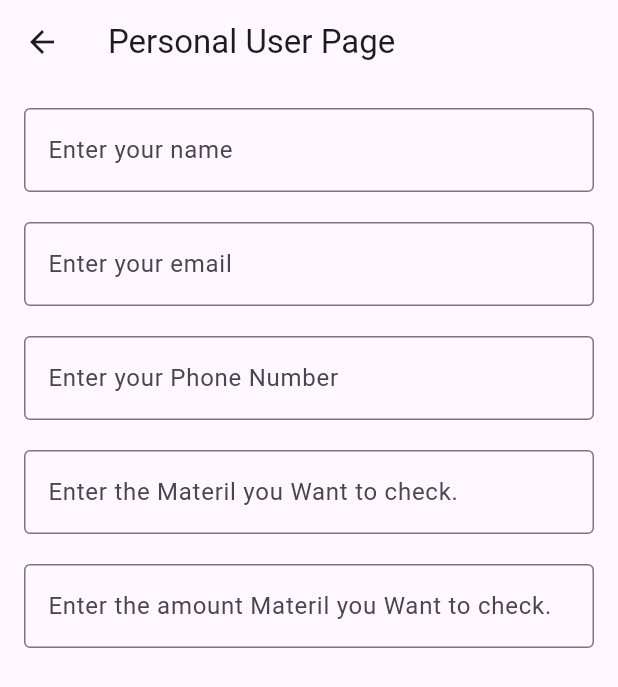
After one commit to AyaAli72/Open_Project_App1, a Flutter app: the MyHomePage screen opened directly, after a tap on "Personal User", on a phone screen of 412 x 824 dp. The commit adds this screen. Shown: the top 687 px of the screen. Run offline on Flutter 3.47's test engine with Material 3 defaults, Android fonts, the phone set to English and light mode, and no system bars.

Commit message:
uploading new apps

```diff
--- /dev/null
+++ b/0_Waste_Hub/test1/lib/main.dart
@@ -0,0 +1,99 @@
+import 'package:flutter/material.dart';
+import "personal_user.dart";
+import 'Company.dart';
+
+void main() {
+  runApp(const MyApp());
+}
+
+class MyApp extends StatelessWidget {
+  const MyApp({super.key});
+  @override
+  Widget build(BuildContext context) {
+    return MaterialApp(
+      title: 'Flutter App!!',
+      theme: ThemeData(
+        colorSchemeSeed: Colors.indigo,
+        useMaterial3: true,
+        brightness: Brightness.light,
+      ),
+      darkTheme: ThemeData(
+        colorSchemeSeed: Colors.blue,
+        useMaterial3: true,
+        brightness: Brightness.dark,
+      ),
+      home: const MyHomePage(title: 'Flutter Example App'),
+      debugShowCheckedModeBanner: false,
+    );
+  }
+}
+
+class MyHomePage extends StatefulWidget {
+  const MyHomePage({super.key, required this.title});
+
+  final String title;
+
+  @override
+  State<MyHomePage> createState() => _MyHomePageState();
+}
+
+class _MyHomePageState extends State<MyHomePage> {
+  @override
+  Widget build(BuildContext context) {
+    return Scaffold(
+        appBar: AppBar(
+          centerTitle: true,
+          title: Text(
+            "0 Waste Hup",
+            style: TextStyle(
+                color: Color.fromARGB(255, 16, 155, 21),
+                fontSize: 30,
+                fontWeight: FontWeight.bold),
+          ),
+          backgroundColor: const Color.fromARGB(204, 253, 253, 253),
+        ),
+        body: Center(
+          child: Column(
+            mainAxisAlignment: MainAxisAlignment.spaceAround,
+            children: [
+              ElevatedButton(
+                  onPressed: () {
+                    Navigator.push(
+                      context,
+                      MaterialPageRoute(
+                          builder: (context) => PersonalUserPage()),
+                    );
+                  },
+                  child: Text('Personal User',
+                      style: TextStyle(
+                          color: Colors.white,
+                          fontSize: 20,
+                          fontWeight: FontWeight.bold)),
+                  style: ElevatedButton.styleFrom(
+                      backgroundColor: Colors.green,
+                      shape: RoundedRectangleBorder(
+                          borderRadius: BorderRadius.circular(12)))),
+              ElevatedButton(
+                onPressed: () {
+                  Navigator.push(
+                    context,
+                    MaterialPageRoute(builder: (context) => CompanyPage()),
+                  );
+                },
+                child: Text(
+                  'Company',
+                  style: TextStyle(
+                      color: Colors.white,
+                      fontSize: 20,
+                      fontWeight: FontWeight.bold),
+                ),
+                style: ElevatedButton.styleFrom(
+                    backgroundColor: Colors.green,
+                    shape: RoundedRectangleBorder(
+                        borderRadius: BorderRadius.circular(12))),
+              ),
+            ],
+          ),
+        ));
+  }
+}
--- /dev/null
+++ b/0_Waste_Hub/test1/lib/personal_user.dart
@@ -0,0 +1,84 @@
+import 'package:flutter/material.dart';
+
+class PersonalUserPage extends StatefulWidget {
+  @override
+  _PersonalUserPageState createState() => _PersonalUserPageState();
+}
+
+class _PersonalUserPageState extends State<PersonalUserPage> {
+  final TextEditingController _personalUserNameController =
+      TextEditingController();
+  final TextEditingController _personalUserPhoneController =
+      TextEditingController();
+  final TextEditingController _personalUseremailController =
+      TextEditingController();
+  final TextEditingController _personalUserMaterialController =
+      TextEditingController();
+  final TextEditingController _personalUserMaterialAmountController =
+      TextEditingController();
+
+  @override
+  void dispose() {
+    _personalUserNameController.dispose();
+    _personalUserPhoneController.dispose();
+    _personalUseremailController.dispose();
+    _personalUserMaterialController.dispose();
+    _personalUserMaterialAmountController.dispose();
+    super.dispose(); // Don't forget this!
+  }
+
+  @override
+  Widget build(BuildContext context) {
+    return Scaffold(
+      appBar: AppBar(title: Text("Personal User Page")),
+      body: SingleChildScrollView(
+        child: Padding(
+          padding: const EdgeInsets.all(16.0),
+          child: Column(
+            children: [
+              TextField(
+                controller: _personalUserNameController,
+                decoration: InputDecoration(
+                  labelText: 'Enter your name',
+                  border: OutlineInputBorder(),
+                ),
+              ),
+              SizedBox(height: 20),
+              TextField(
+                controller: _personalUseremailController,
+                decoration: InputDecoration(
+                  labelText: 'Enter your email',
+                  border: OutlineInputBorder(),
+                ),
+              ),
+              SizedBox(height: 20),
+              TextField(
+                controller: _personalUserPhoneController,
+                decoration: InputDecoration(
+                  labelText: 'Enter your Phone Number',
+                  border: OutlineInputBorder(),
+                ),
+              ),
+              SizedBox(height: 20),
+              TextField(
+                controller: _personalUserMaterialController,
+                decoration: InputDecoration(
+                  labelText: 'Enter the Materil you Want to check.',
+                  border: OutlineInputBorder(),
+                ),
+              ),
+              SizedBox(height: 20),
+              TextField(
+                controller: _personalUserMaterialAmountController,
+                decoration: InputDecoration(
+                  labelText: 'Enter the amount Materil you Want to check.',
+                  border: OutlineInputBorder(),
+                ),
+              ),
+            ],
+          ),
+        ),
+      ),
+    );
+  }
+}
--- a/just_a_min/lib/hospital.dart
+++ b/just_a_min/lib/hospital.dart
@@ -35,6 +35,7 @@
           child: Column(
             children: [
               TextField(
+                maxLines: 100,
                 controller: _hospitalNameController,
                 decoration: InputDecoration(
                   labelText: 'Enter The Hospital name',
```
Also changed, not shown: 0_Waste_Hub/test1/analysis_options.yaml (added, +28 -0 lines), 0_Waste_Hub/test1/lib/Company.dart (added, +82 -0 lines), 0_Waste_Hub/test1/pubspec.yaml (added, +90 -0 lines), RoboRave_App/roborave_app/analysis_options.yaml (added, +28 -0 lines), RoboRave_App/roborave_app/lib/challenges_result.dart (added, +65 -0 lines), RoboRave_App/roborave_app/lib/main.dart (added, +107 -0 lines), RoboRave_App/roborave_app/lib/team_result.dart (added, +48 -0 lines), RoboRave_App/roborave_app/pubspec.yaml (added, +90 -0 lines), 0_Waste_Hub/test1/pubspec.lock (added), RoboRave_App/roborave_app/pubspec.lock (added), 282 other files.
